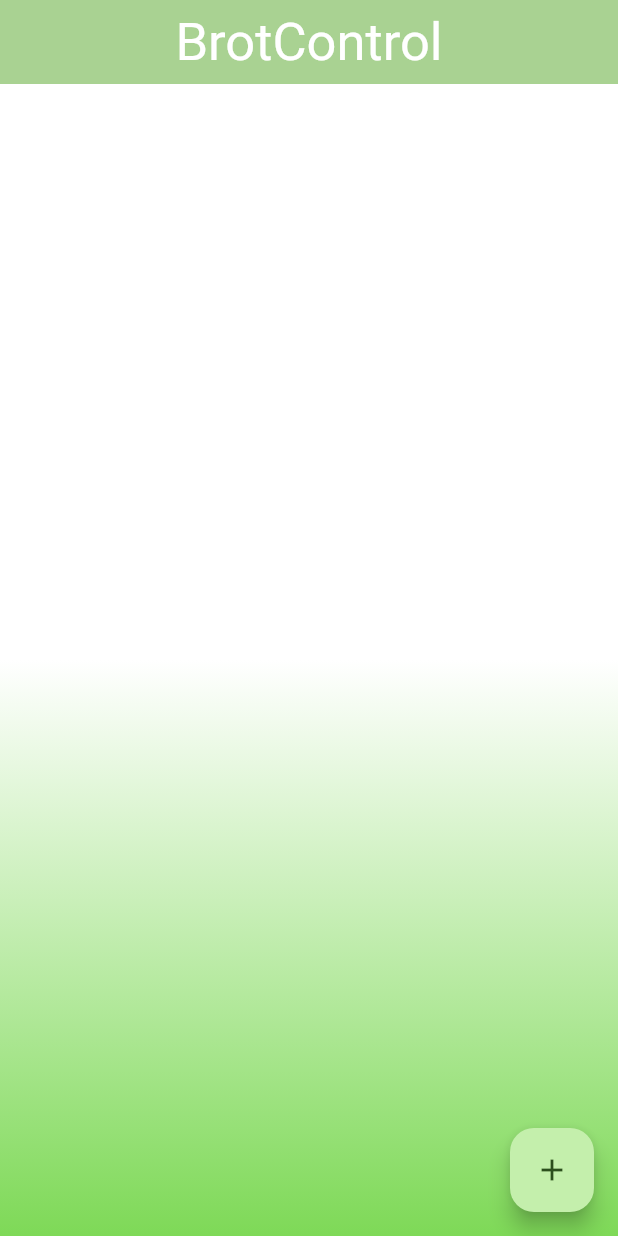
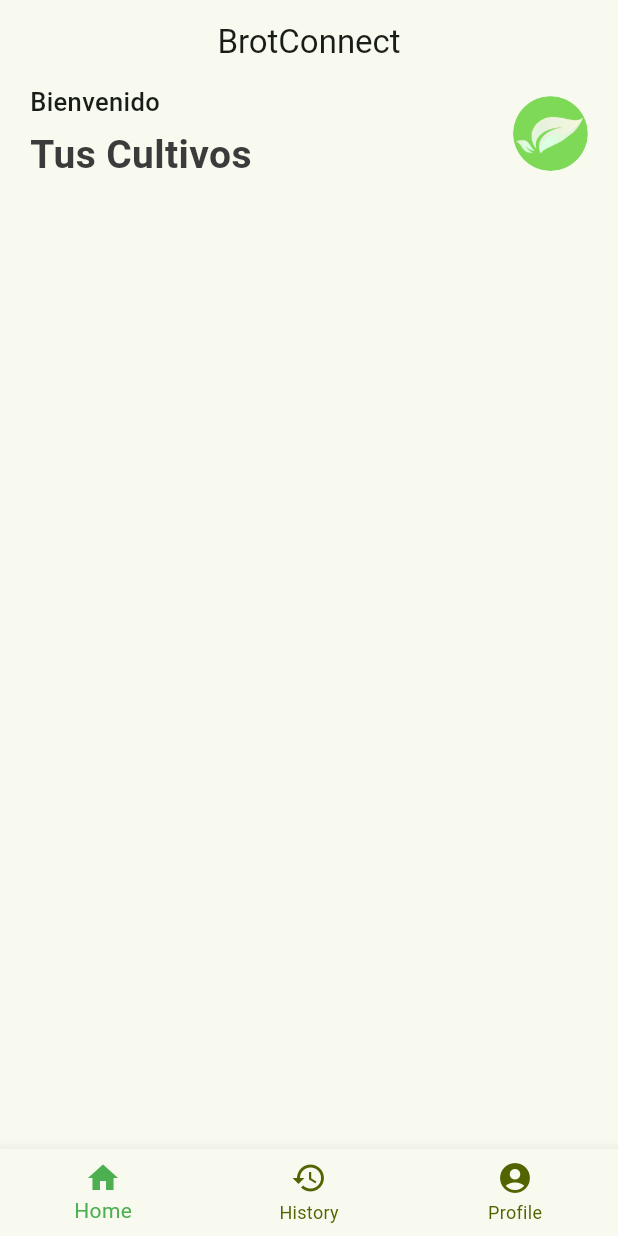
Before and after one commit to Rokklet/BrotConnect, a Flutter app: the screen it shows after launch, on a phone screen of 412 x 824 dp. Run offline on Flutter 3.47's test engine with Material 3 defaults, Android fonts, the phone set to English and light mode, and no system bars; Roboto replaces fonts that are missing (Chau Philomone).

Commit message:
First Screen

```diff
--- /dev/null
+++ b/lib/core/bottom_nav_bar.dart
@@ -0,0 +1,53 @@
+import 'package:flutter/cupertino.dart';
+import 'package:flutter/material.dart';
+import 'package:hello_flutter/screens/home_screen.dart';
+
+
+class BottomNavBar extends StatefulWidget {
+  const BottomNavBar({super.key});
+
+  @override
+  State<BottomNavBar> createState() => _BottomNavBarState();
+}
+
+class _BottomNavBarState extends State<BottomNavBar> {
+
+  final List<Widget> appScreens = [
+    const HomeScreen(),
+    const Center(child: Text("History")),
+    const Center(child: Text("Profile")),
+  ];
+
+  //Cambiar index desde la barra inferior
+
+  int _selectedIndex = 0;
+
+  void _onItemTapper(int index){
+    setState(() {
+      _selectedIndex = index;
+    });
+  }
+
+  @override
+  Widget build(BuildContext context) {
+    return Scaffold(
+      appBar: AppBar(
+        title: Center(child:  Text("BrotConnect")),
+      ),
+      body:Center(child: appScreens[_selectedIndex]),
+
+      bottomNavigationBar: BottomNavigationBar(
+        currentIndex: _selectedIndex,
+        onTap: _onItemTapper,
+        selectedItemColor: Colors.green,
+        unselectedItemColor: const Color(0xFF526400),
+
+        items: [
+          BottomNavigationBarItem(icon: Icon(Icons.home), label: "Home"),
+          BottomNavigationBarItem(icon: Icon(Icons.history), label: "History"),
+          BottomNavigationBarItem(icon: Icon(Icons.account_circle), label: "Profile")
+        ],
+      ),
+    );
+  }
+}
--- /dev/null
+++ b/lib/core/res/media.dart
@@ -0,0 +1,4 @@
+class AppMedia{
+  static const _baseImage = "assets/images";
+  static const logo = '$_baseImage/brot_connect_logo.png';
+}
--- /dev/null
+++ b/lib/core/res/styles/app_styles.dart
@@ -0,0 +1,17 @@
+import 'package:flutter/material.dart';
+
+Color primary = const Color(0xFF687daf);
+
+class AppStyles {
+  static Color primaryColor = primary;
+  static Color textColor = const Color(0xFF3b3b3b);
+
+  static TextStyle headLineStyle1 = TextStyle(
+      fontSize: 26,
+      fontWeight: FontWeight.w600,
+      color: textColor);
+  static TextStyle headLineStyle3 = const TextStyle(
+      fontSize: 17,
+      fontWeight: FontWeight.w500
+  );
+}
--- a/lib/main.dart
+++ b/lib/main.dart
@@ -1,6 +1,8 @@
 import 'package:flutter/foundation.dart';
 import 'package:flutter/material.dart';
 import 'package:hello_flutter/pages/login.dart';
+
+import 'core/bottom_nav_bar.dart';
 
 void main() {
   runApp(const MyApp());
@@ -8,59 +10,18 @@ void main() {
 
 class MyApp extends StatelessWidget {
   const MyApp({super.key});
+
   @override
   Widget build(BuildContext context) {
+
     return MaterialApp(
       title: 'BrotControl',
+
       theme: ThemeData(
         colorScheme: ColorScheme.fromSeed(seedColor: Color(0xff7ed957)),
       ),
-      home: const MyHomePage(title: 'BrotControl'),
+
+      home: BottomNavBar(),
     );
   }
 }
-
-class MyHomePage extends StatefulWidget {
-  const MyHomePage({super.key, required this.title});
-  final String title;
-  @override
-  State<MyHomePage> createState() => _MyHomePageState();
-}
-
-class _MyHomePageState extends State<MyHomePage> {
-  int _counter = 0;
-
-  void _incrementCounter() {
-    setState(() {
-      _counter++;
-    });
-  }
-
-  //Scri
-  @override
-  Widget build(BuildContext context) {
-    return Scaffold(
-
-      appBar: AppBar(
-         backgroundColor: Theme.of(context).colorScheme.inversePrimary,
-        title: Center(
-          child: Text(
-              widget.title,
-              style: TextStyle(
-                              color: Colors.white,
-                              fontSize: 35,
-                              fontFamily: "Chau Philomone",
-              ),
-            ),
-        )
-      ),
-      body: LoginPage(
-      ),
-      floatingActionButton: FloatingActionButton(
-        onPressed: _incrementCounter,
-        tooltip: 'Increment',
-        child: const Icon(Icons.add),
-      ), // This trailing comma makes auto-formatting nicer for build methods.
-    );
-  }
-}
--- /dev/null
+++ b/lib/screens/home_screen.dart
@@ -0,0 +1,50 @@
+import 'package:flutter/cupertino.dart';
+import 'package:flutter/material.dart';
+import 'package:hello_flutter/core/res/media.dart';
+import 'package:hello_flutter/core/res/styles/app_styles.dart';
+
+class HomeScreen extends StatelessWidget {
+  const HomeScreen({super.key});
+
+  @override
+  Widget build(BuildContext context) {
+    return Scaffold(
+      body:ListView(
+        children: [
+          Container(
+            padding: const EdgeInsets.symmetric(horizontal: 20),
+            child: Column(
+            children: [
+              Row(
+                mainAxisAlignment: MainAxisAlignment.spaceBetween,
+                children: [
+                  Column(
+                    crossAxisAlignment: CrossAxisAlignment.start,
+                    children: [
+                      Text("Bienvenido",
+                        style: AppStyles.headLineStyle3),
+                      const SizedBox(height: 5,),
+                      Text("Tus Cultivos",
+                        style: AppStyles.headLineStyle1)
+                    ],
+                  ),
+
+                  Container(
+                    width: 50,
+                    height: 50,
+                    decoration: BoxDecoration(
+                      borderRadius: BorderRadius.circular(100),
+                      image: DecorationImage(
+                        image: AssetImage(AppMedia.logo)
+                      )
+                    ),
+                  )
+                ],
+              ),
+            ],
+          ))
+        ],
+      )
+    );
+  }
+}
--- a/pubspec.yaml
+++ b/pubspec.yaml
@@ -34,6 +34,7 @@ dependencies:
   # The following adds the Cupertino Icons font to your application.
   # Use with the CupertinoIcons class for iOS style icons.
   cupertino_icons: ^1.0.8
+  fluentui_icons: ^1.0.0
 
 dev_dependencies:
   flutter_test:
@@ -58,9 +59,8 @@ flutter:
   uses-material-design: true
 
   # To add assets to your application, add an assets section, like this:
-  # assets:
-  #   - images/a_dot_burr.jpeg
-  #   - images/a_dot_ham.jpeg
+  assets:
+    - assets/images/
 
   # An image asset can refer to one or more resolution-specific "variants", see
   # https://flutter.dev/to/resolution-aware-images
```
Also changed, not shown: assets/images/brot_connect_logo.png (added), pubspec.lock.
